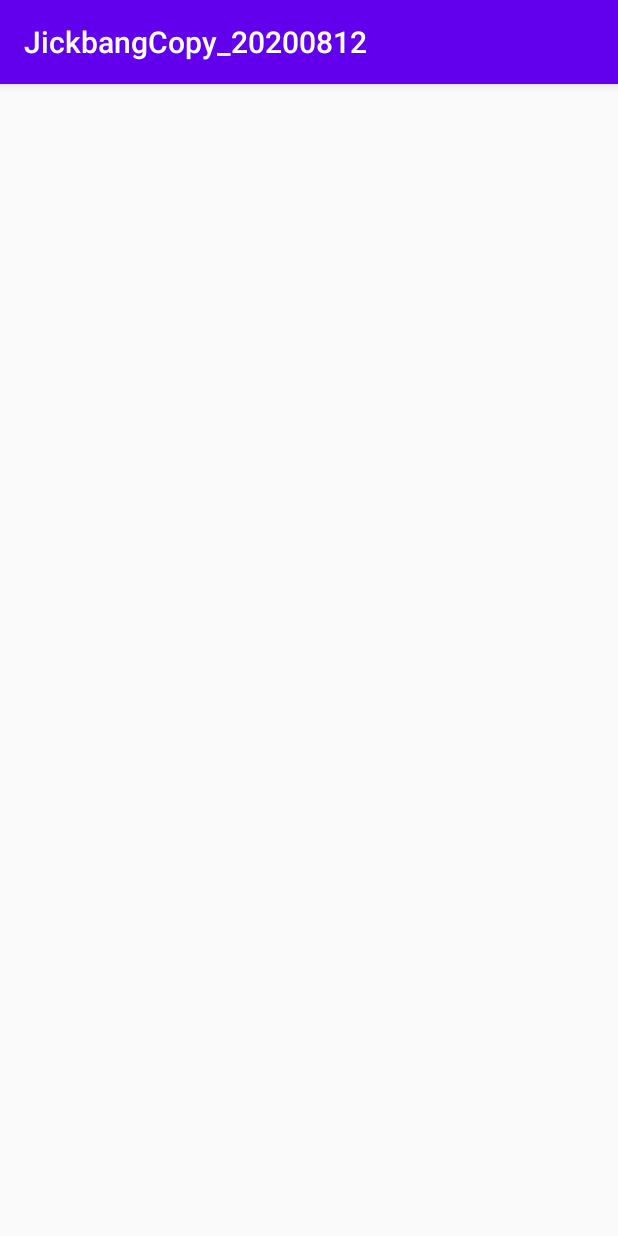
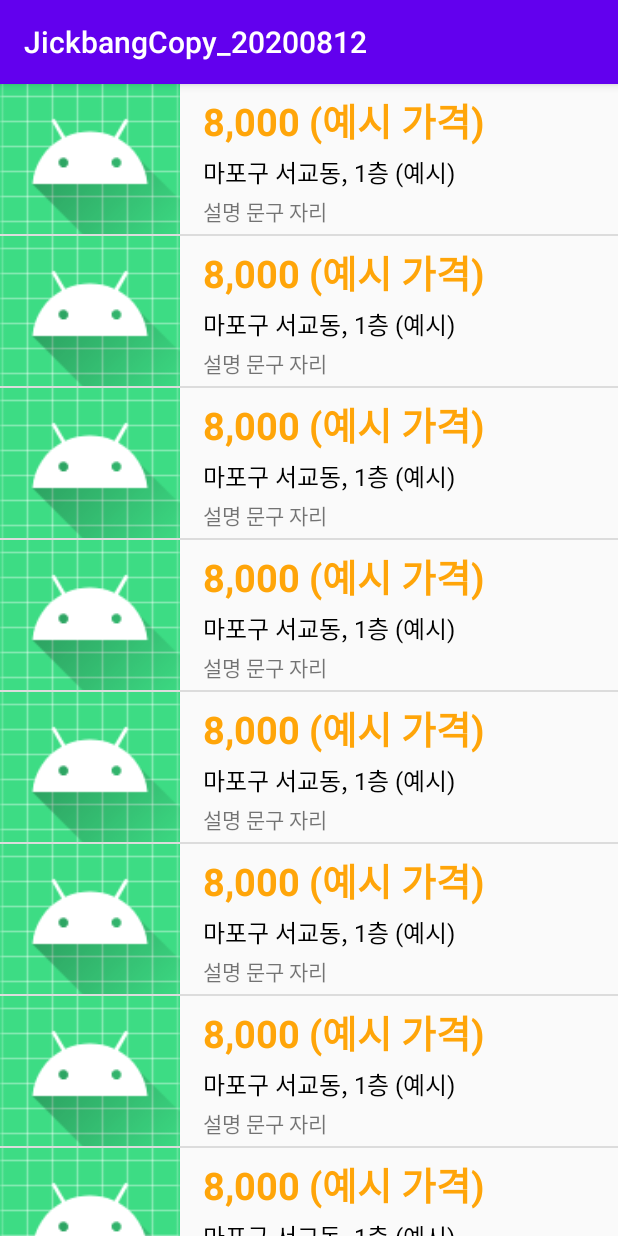
Before and after one commit to cho881020/JickbangCopy_20200812, an Android app: the screen it shows after launch (MainActivity), on a phone screen of 412 x 824 dp. Run offline under Robolectric (Android 15) with nearby library versions, the phone set to English and light mode, and no system bars.

Commit message:
어댑터를 객체화 해서 => 리스트뷰와 연결까지

```diff
--- a/app/src/main/java/kr/co/tjoeun/jickbangcopy_20200812/MainActivity.kt
+++ b/app/src/main/java/kr/co/tjoeun/jickbangcopy_20200812/MainActivity.kt
@@ -2,11 +2,15 @@ package kr.co.tjoeun.jickbangcopy_20200812
 
 import androidx.appcompat.app.AppCompatActivity
 import android.os.Bundle
+import kotlinx.android.synthetic.main.activity_main.*
+import kr.co.tjoeun.jickbangcopy_20200812.adapters.RoomAdapter
 import kr.co.tjoeun.jickbangcopy_20200812.datas.Room
 
 class MainActivity : BaseActivity() {
 
     val mRoomList = ArrayList<Room>()
+
+    lateinit var mRoomAdapter : RoomAdapter
 
     override fun onCreate(savedInstanceState: Bundle?) {
         super.onCreate(savedInstanceState)
@@ -38,6 +42,11 @@ class MainActivity : BaseActivity() {
         mRoomList.add(Room(57000, "서울시 동대문구", -2, "동대문구의 지하 2층 방 입니다."))
         mRoomList.add(Room(85000, "서울시 동대문구", 5, "동대문구의 5층 방 입니다."))
 
+
+        mRoomAdapter = RoomAdapter(mContext, R.layout.room_list_item, mRoomList)
+        roomListView.adapter = mRoomAdapter
+
+
     }
 
 
```
